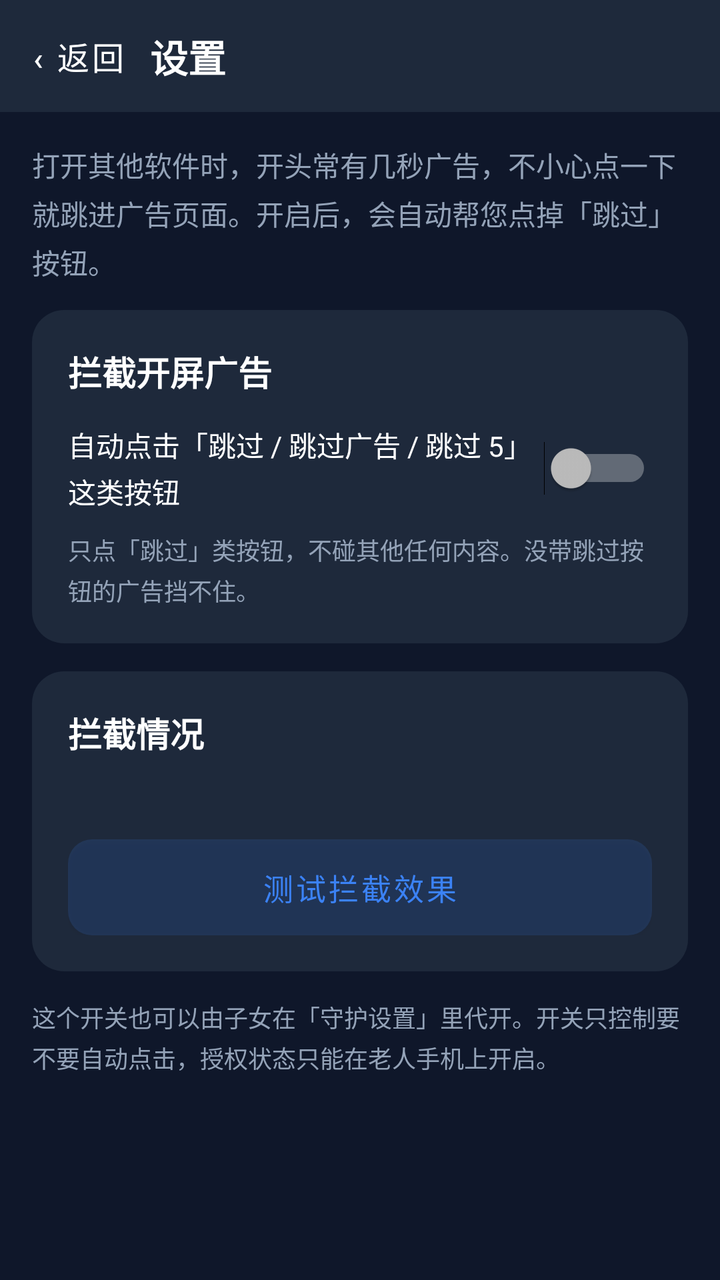
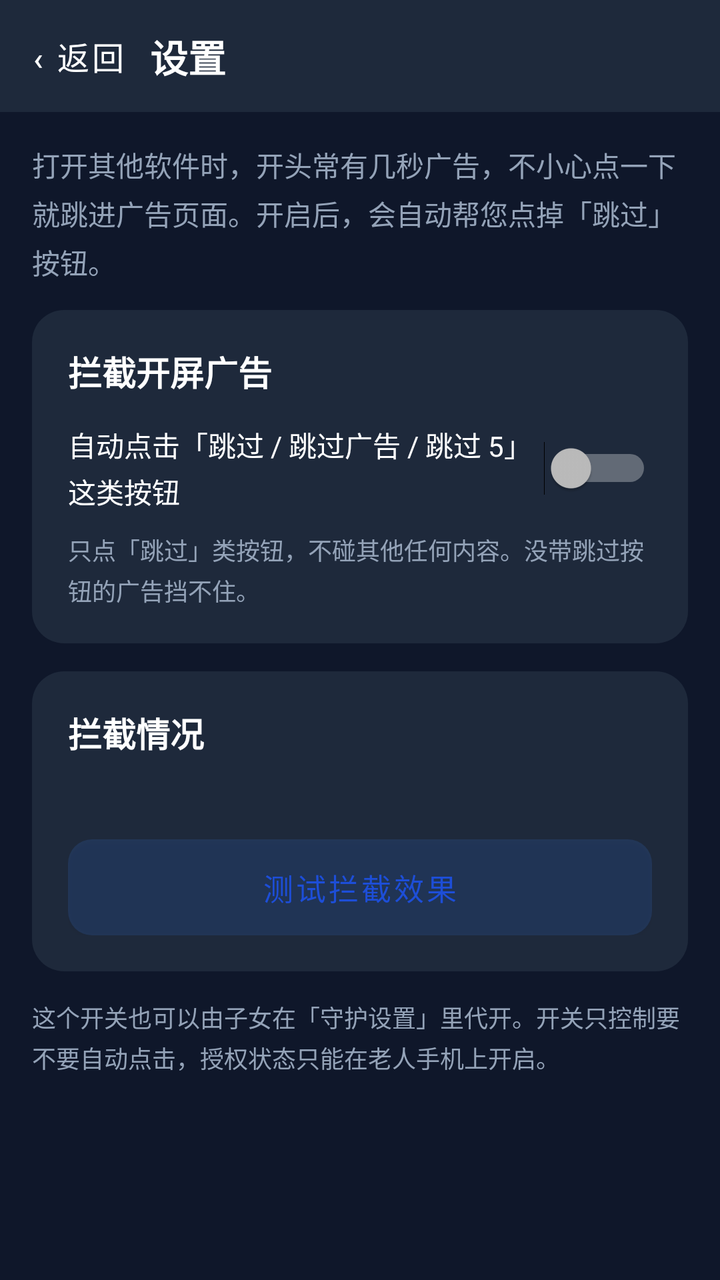

Screens rendered from an Android XML layout before and after an edit, with the pre-edit source and the edit as a unified diff.
<!-- AndroidManifest.xml: application theme Theme.AntiFraudGuard -->
<!-- res/layout/activity_ad_skip_setting.xml -->
<?xml version="1.0" encoding="utf-8"?>
<LinearLayout xmlns:android="http://schemas.android.com/apk/res/android"
    android:layout_width="match_parent"
    android:layout_height="match_parent"
    android:orientation="vertical"
    android:background="?attr/appBg">

    <include
        android:id="@+id/topbar"
        layout="@layout/layout_settings_topbar" />

    <ScrollView
        android:layout_width="match_parent"
        android:layout_height="0dp"
        android:layout_weight="1">

        <LinearLayout
            android:layout_width="match_parent"
            android:layout_height="wrap_content"
            android:orientation="vertical"
            android:padding="16dp"
            android:paddingBottom="32dp">

            <TextView
                android:layout_width="match_parent"
                android:layout_height="wrap_content"
                android:lineSpacingExtra="4dp"
                android:text="打开其他软件时，开头常有几秒广告，不小心点一下就跳进广告页面。开启后，会自动帮您点掉「跳过」按钮。"
                android:textColor="?attr/appTextDim"
                android:textSize="14sp" />

            
            <LinearLayout
                android:layout_width="match_parent"
                android:layout_height="wrap_content"
                android:layout_marginTop="14dp"
                android:background="@drawable/bg_card_theme"
                android:orientation="vertical"
                android:padding="18dp">

                <TextView
                    android:layout_width="wrap_content"
                    android:layout_height="wrap_content"
                    android:text="拦截开屏广告"
                    android:textColor="?attr/appText"
                    android:textSize="17sp"
                    android:textStyle="bold" />

                <LinearLayout
                    android:layout_width="match_parent"
                    android:layout_height="wrap_content"
                    android:layout_marginTop="12dp"
                    android:gravity="center_vertical"
                    android:orientation="horizontal">

                    <TextView
                        android:layout_width="0dp"
                        android:layout_height="wrap_content"
                        android:layout_weight="1"
                        android:lineSpacingExtra="3dp"
                        android:text="自动点击「跳过 / 跳过广告 / 跳过 5」这类按钮"
                        android:textColor="?attr/appText"
                        android:textSize="14sp" />

                    <Switch
                        android:id="@+id/sw_enabled"
                        android:layout_width="wrap_content"
                        android:layout_height="wrap_content"
                        android:minHeight="48dp" />
                </LinearLayout>

                <TextView
                    android:layout_width="match_parent"
                    android:layout_height="wrap_content"
                    android:layout_marginTop="8dp"
                    android:lineSpacingExtra="3dp"
                    android:text="只点「跳过」类按钮，不碰其他任何内容。没带跳过按钮的广告挡不住。"
                    android:textColor="?attr/appTextDim"
                    android:textSize="12sp" />
            </LinearLayout>

            
            <LinearLayout
                android:id="@+id/card_permission"
                android:layout_width="match_parent"
                android:layout_height="wrap_content"
                android:layout_marginTop="14dp"
                android:background="@drawable/bg_card_theme"
                android:orientation="vertical"
                android:padding="18dp"
                android:visibility="gone">

                <TextView
                    android:layout_width="wrap_content"
                    android:layout_height="wrap_content"
                    android:text="⚠️ 还需要一步"
                    android:textColor="?attr/appWarnTextStrong"
                    android:textSize="17sp"
                    android:textStyle="bold" />

                <TextView
                    android:id="@+id/tv_permission"
                    android:layout_width="match_parent"
                    android:layout_height="wrap_content"
                    android:layout_marginTop="10dp"
                    android:lineSpacingExtra="3dp"
                    android:textColor="?attr/appText"
                    android:textSize="14sp" />

                <Button
                    android:id="@+id/btn_grant"
                    android:layout_width="match_parent"
                    android:layout_height="48dp"
                    android:layout_marginTop="12dp"
                    android:background="@drawable/bg_btn_primary"
                    android:text="去系统设置开启无障碍"
                    android:textColor="#FFFFFF"
                    android:textSize="15sp" />

                <TextView
                    android:layout_width="match_parent"
                    android:layout_height="wrap_content"
                    android:layout_marginTop="10dp"
                    android:lineSpacingExtra="3dp"
                    android:text="如果跳转后找不到，请在系统设置里搜索「无障碍」，在已下载的应用里选「长者防诈守护」。"
                    android:textColor="?attr/appTextDim"
                    android:textSize="12sp" />
            </LinearLayout>

            
            <LinearLayout
                android:layout_width="match_parent"
                android:layout_height="wrap_content"
                android:layout_marginTop="14dp"
                android:background="@drawable/bg_card_theme"
                android:orientation="vertical"
                android:padding="18dp">

                <TextView
                    android:layout_width="wrap_content"
                    android:layout_height="wrap_content"
                    android:text="拦截情况"
                    android:textColor="?attr/appText"
                    android:textSize="17sp"
                    android:textStyle="bold" />

                <TextView
                    android:id="@+id/tv_stats"
                    android:layout_width="match_parent"
                    android:layout_height="wrap_content"
                    android:layout_marginTop="10dp"
                    android:lineSpacingExtra="3dp"
                    android:textColor="?attr/appText"
                    android:textSize="14sp" />

                <TextView
                    android:id="@+id/tv_last"
                    android:layout_width="match_parent"
                    android:layout_height="wrap_content"
                    android:layout_marginTop="6dp"
                    android:lineSpacingExtra="3dp"
                    android:textColor="?attr/appTextDim"
                    android:textSize="12sp"
                    android:visibility="gone" />

                <Button
                    android:id="@+id/btn_test"
                    android:layout_width="match_parent"
                    android:layout_height="48dp"
                    android:layout_marginTop="12dp"
                    android:background="@drawable/bg_btn_tonal"
                    android:text="测试拦截效果"
                    android:textColor="#3B82F6"
                    android:textSize="15sp" />
            </LinearLayout>

            <TextView
                android:id="@+id/tv_role_note"
                android:layout_width="match_parent"
                android:layout_height="wrap_content"
                android:layout_marginTop="14dp"
                android:lineSpacingExtra="3dp"
                android:text="这个开关也可以由子女在「守护设置」里代开。开关只控制要不要自动点击，授权状态只能在老人手机上开启。"
                android:textColor="?attr/appTextDim"
                android:textSize="12sp" />

        </LinearLayout>
    </ScrollView>
</LinearLayout>
<!-- res/layout/layout_settings_topbar.xml (included above) -->
<?xml version="1.0" encoding="utf-8"?>
<LinearLayout xmlns:android="http://schemas.android.com/apk/res/android"
    android:layout_width="match_parent"
    android:layout_height="56dp"
    android:orientation="horizontal"
    android:gravity="center_vertical"
    android:background="?attr/appCard"
    android:paddingStart="8dp"
    android:paddingEnd="16dp">

    <Button
        android:id="@+id/btn_back"
        android:layout_width="wrap_content"
        android:layout_height="44dp"
        android:minWidth="0dp"
        android:paddingStart="8dp"
        android:paddingEnd="12dp"
        android:background="@android:color/transparent"
        android:text="‹ 返回"
        android:textColor="?attr/appText"
        android:textSize="16sp" />

    <TextView
        android:id="@+id/tv_title"
        android:layout_width="0dp"
        android:layout_height="wrap_content"
        android:layout_weight="1"
        android:ellipsize="end"
        android:singleLine="true"
        android:text="设置"
        android:textColor="?attr/appText"
        android:textSize="19sp"
        android:textStyle="bold" />
</LinearLayout>
<!-- resources referenced by this layout -->
<resources>
  <!-- drawable bg_btn_primary (drawable) -->
  <?xml version="1.0" encoding="utf-8"?>
  <shape xmlns:android="http://schemas.android.com/apk/res/android" android:shape="rectangle">
      <solid android:color="#3B82F6" />
      <corners android:radius="10dp" />
  </shape>
  <!-- drawable bg_btn_tonal (drawable) -->
  <?xml version="1.0" encoding="utf-8"?>
  <shape xmlns:android="http://schemas.android.com/apk/res/android" android:shape="rectangle">
      <solid android:color="#263B82F6" />
      <corners android:radius="12dp" />
  </shape>
  <!-- drawable bg_card_theme (drawable) -->
  <?xml version="1.0" encoding="utf-8"?>
  <shape xmlns:android="http://schemas.android.com/apk/res/android" android:shape="rectangle">
      <solid android:color="?attr/appCard" />
      <corners android:radius="16dp" />
  </shape>
  <style name="Theme.AntiFraudGuard" parent="Theme.MaterialComponents.NoActionBar">
          
          <item name="colorPrimary">@color/blue_500</item>
          <item name="colorPrimaryVariant">@color/blue_700</item>
          <item name="colorOnPrimary">@color/white</item>
          
          <item name="colorSecondary">@color/emerald_500</item>
          <item name="colorSecondaryVariant">@color/emerald_700</item>
          <item name="colorOnSecondary">@color/white</item>
  
          <item name="appBg">#0F172A</item>
          <item name="appCard">#1E293B</item>
          <item name="appCardAlt">#26314A</item>
          <item name="appText">#FFFFFF</item>
          <item name="appTextDim">#94A3B8</item>
          <item name="appDivider">#334155</item>
          <item name="appInputBg">#26314A</item>
          <item name="appInputText">#FFFFFF</item>
  
          
          <item name="appDangerBgSoft">#3F1A1E</item>
          <item name="appWarnBgSoft">#3A2E12</item>
          <item name="appWarnTextStrong">#FCD34D</item>
          <item name="appWarnTextDim">#D4B36A</item>
          <item name="appDangerTextStrong">#FCA5A5</item>
          <item name="appDangerTextDim">#DCA9A9</item>
  
          
          <item name="android:statusBarColor">#0F172A</item>
          <item name="android:windowBackground">#0F172A</item>
          <item name="android:navigationBarColor">#0F172A</item>
      </style>
  <color name="blue_500">#3B82F6</color>
  <color name="blue_700">#1D4ED8</color>
  <color name="white">#FFFFFFFF</color>
  <color name="emerald_500">#10B981</color>
  <color name="emerald_700">#047857</color>
</resources>

<!-- the commit's change to res/layout/activity_ad_skip_setting.xml (unified diff, before → after) -->
@@ -170,7 +170,7 @@
                     android:layout_marginTop="12dp"
                     android:background="@drawable/bg_btn_tonal"
                     android:text="测试拦截效果"
-                    android:textColor="#3B82F6"
+                    android:textColor="@color/c_accent_blue"
                     android:textSize="15sp" />
             </LinearLayout>
 
